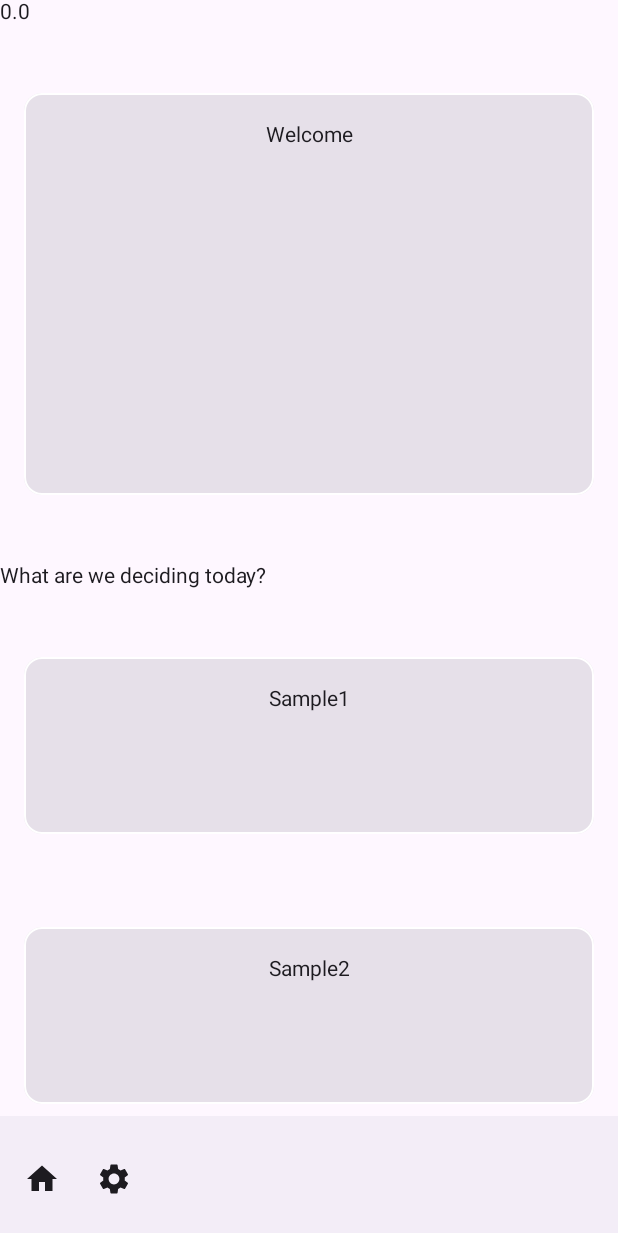
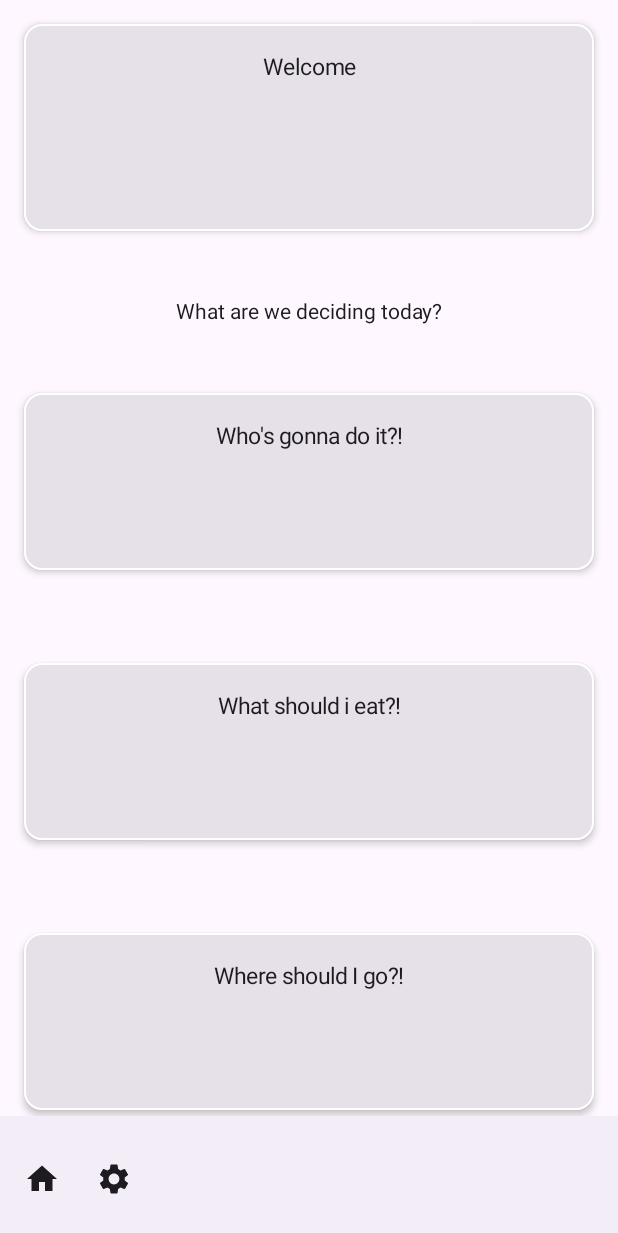
Before and after one commit to ZainabNugget/HelpMeDecide, an Android app built with Jetpack Compose: the screen it shows after launch (MainActivity), on a phone screen of 412 x 824 dp. Shown: the top 1233 px of the screen. Run offline under Robolectric (Android 15) with nearby library versions, the phone set to English and light mode, and no system bars.

Commit message:
Finished layouts of the main activity and tried to implement some styling of the dice

```diff
--- a/app/src/main/AndroidManifest.xml
+++ b/app/src/main/AndroidManifest.xml
@@ -1,8 +1,9 @@
 <?xml version="1.0" encoding="utf-8"?>
 <manifest xmlns:android="http://schemas.android.com/apk/res/android"
     xmlns:tools="http://schemas.android.com/tools">
-<!--    To get the location permission! -->
+    <!-- To get the location permission! -->
     <uses-permission android:name="android.permission.ACCESS_COARSE_LOCATION" />
+
     <application
         android:allowBackup="true"
         android:dataExtractionRules="@xml/data_extraction_rules"
@@ -13,6 +14,9 @@
         android:supportsRtl="true"
         android:theme="@style/Theme.HelpMeDecide"
         tools:targetApi="31">
+        <activity
+            android:name=".RollTheDice"
+            android:exported="false" />
         <activity
             android:name=".SpinTheWheel"
             android:exported="false"
--- a/app/src/main/java/com/griffith/helpmedecide/MainActivity.kt
+++ b/app/src/main/java/com/griffith/helpmedecide/MainActivity.kt
@@ -7,14 +7,17 @@ import android.hardware.SensorEvent
 import android.hardware.SensorEventListener
 import android.hardware.SensorManager
 import android.os.Bundle
-import android.util.Log
 import androidx.activity.ComponentActivity
 import androidx.activity.compose.setContent
-import androidx.activity.result.contract.ActivityResultContracts
+import androidx.activity.result.ActivityResultLauncher
 import androidx.compose.foundation.BorderStroke
+import androidx.compose.foundation.clickable
+import androidx.compose.foundation.interaction.MutableInteractionSource
 import androidx.compose.foundation.layout.Arrangement
+import androidx.compose.foundation.layout.Box
 import androidx.compose.foundation.layout.Column
 import androidx.compose.foundation.layout.Row
+import androidx.compose.foundation.layout.fillMaxWidth
 import androidx.compose.foundation.layout.padding
 import androidx.compose.foundation.layout.size
 import androidx.compose.foundation.rememberScrollState
@@ -22,8 +25,10 @@ import androidx.compose.foundation.verticalScroll
 import androidx.compose.material.icons.Icons
 import androidx.compose.material.icons.filled.Home
 import androidx.compose.material.icons.filled.Settings
+import androidx.compose.material.ripple.rememberRipple
 import androidx.compose.material3.BottomAppBar
 import androidx.compose.material3.Card
+import androidx.compose.material3.CardDefaults
 import androidx.compose.material3.Icon
 import androidx.compose.material3.IconButton
 import androidx.compose.material3.Scaffold
@@ -31,26 +36,29 @@ import androidx.compose.material3.Surface
 import androidx.compose.material3.Text
 import androidx.compose.runtime.Composable
 import androidx.compose.runtime.mutableStateOf
+import androidx.compose.runtime.remember
 import androidx.compose.ui.Alignment
 import androidx.compose.ui.Modifier
 import androidx.compose.ui.graphics.Color
 import androidx.compose.ui.platform.LocalContext
+import androidx.compose.ui.text.style.TextAlign
 import androidx.compose.ui.unit.Dp
 import androidx.compose.ui.unit.dp
+import androidx.compose.ui.unit.sp
 import androidx.core.content.ContextCompat
 import androidx.navigation.NavController
 import androidx.navigation.compose.NavHost
 import androidx.navigation.compose.composable
 import androidx.navigation.compose.rememberNavController
-import androidx.activity.result.ActivityResultLauncher
 
 
 //Variables
 var xSpeed = mutableStateOf(0f)
 var ySpeed = mutableStateOf(0f)
 var zSpeed = mutableStateOf(0f)
-var card_width = 450.dp;
-var card_height = 150.dp;
+var card_width = 450.dp
+var card_height = 150.dp
+var font_size = 15.sp
 
 var i = 0
 private lateinit var requestPermissionLauncher: ActivityResultLauncher<String>
@@ -72,22 +80,22 @@ class MainActivity : ComponentActivity() {
 //            } catch (e: IllegalStateException) {
 //                TODO("Not yet implemented")
 //            }
-            i = ContextCompat.checkSelfPermission(LocalContext.current, android.Manifest.permission.ACCESS_COARSE_LOCATION)
-            // TODO(Go to a different activity!)
-            val intent = Intent(this, SpinTheWheel::class.java)
-            // to go to activity startActivity(intent)
-
-            val context = LocalContext.current
-            val sensorManager : SensorManager =
-                context.getSystemService(Context.SENSOR_SERVICE) as SensorManager
-            val navController = rememberNavController();
+//            i = ContextCompat.checkSelfPermission(LocalContext.current, android.Manifest.permission.ACCESS_COARSE_LOCATION)
+//            // TODO(Go to a different activity!)
+//            val intent = Intent(this, SpinTheWheel::class.java)
+//            // to go to activity startActivity(intent)
+//
+//            val context = LocalContext.current
+//            val sensorManager : SensorManager =
+//                context.getSystemService(Context.SENSOR_SERVICE) as SensorManager
+//            val navController = rememberNavController()
 
             // TODO(Accelerometer sensor check!) Will be used somewhere else
-            SensorExists(sensorManager, Sensor.TYPE_ACCELEROMETER)
+//            SensorExists(sensorManager, Sensor.TYPE_ACCELEROMETER)
 
             // TODO(Implement the GPS location service here)
             //
-            NavigationScreen() //not sure if this is an ok implementation honestly :3
+            NavigationScreen() //not sure if this is an ok implementation honestly
 
         }
     }
@@ -108,14 +116,14 @@ class MainActivity : ComponentActivity() {
     private val sensorEventListener : SensorEventListener = object : SensorEventListener {
         override fun onSensorChanged(event: SensorEvent?) {
             if(event?.sensor?.type == Sensor.TYPE_ACCELEROMETER){
-                xSpeed.value = event.values[0];
-                ySpeed.value = event.values[1];
-                zSpeed.value = event.values[2];
+                xSpeed.value = event.values[0]
+                ySpeed.value = event.values[1]
+                zSpeed.value = event.values[2]
             }
         }
 
         override fun onAccuracyChanged(sensor: Sensor?, accuracy: Int) {
-            print(accuracy)
+//            print(accuracy)
         }
     }
 
@@ -128,15 +136,23 @@ fun InfoCards(text : String, color: Color, width : Dp, height : Dp){
         border = BorderStroke(1.dp, color),
         modifier = Modifier
             .size(width = width, height = height)
-            .padding(16.dp)
+            .padding(16.dp),
+        elevation = CardDefaults.cardElevation(
+            defaultElevation = 3.dp
+        )
     ) {
+        Box(
+            contentAlignment = Alignment.Center,
+            modifier = Modifier.fillMaxWidth()
+        ) {
+            Text(
+                text = text,
+                modifier = Modifier
+                    .padding(20.dp),
+                fontSize = font_size
+            )
+        }
 
-        Text(
-            text = text,
-            modifier = Modifier
-                .padding(20.dp)
-                .align(Alignment.CenterHorizontally)
-        )
     }
 }
 
@@ -155,6 +171,7 @@ fun NavigationScreen(){
     }
 }
 
+//TODO(Create the settings screen)
 @Composable
 fun SettingsScreen(navController: NavController) {
     Scaffold(
@@ -165,17 +182,25 @@ fun SettingsScreen(navController: NavController) {
             BottomBarNav(navController)
         }) { innerPadding ->
         Column(
-            modifier = Modifier.padding(innerPadding).verticalScroll(rememberScrollState()),
+            modifier = Modifier
+                .padding(innerPadding)
+                .verticalScroll(rememberScrollState()),
             verticalArrangement = Arrangement.spacedBy(30.dp)
         ) {
-            Text(text = "$i")
-            InfoCards("Change The Theme!",
-                Color.White, card_width, card_height)
+            //Will implement a dark/light theme
+            InfoCards("Change The Theme!",Color.White, card_width, card_height)
+            //Increases the font size for accesibility
+            InfoCards("Increase font size",Color.White, card_width, card_height)
+            //Giving the option to turn off location for the user
+            InfoCards("Turn off location!",Color.White, card_width, card_height)
+            //Can delete data :3
+            InfoCards("Delete my data!",Color.White, card_width, card_height)
         }
     }
 
 }
 
+//TODO(Create the home screen + Explicit intents towards the other activities)
 @Composable
 fun HomeScreen(navController: NavController) {
     Scaffold(
@@ -186,21 +211,73 @@ fun HomeScreen(navController: NavController) {
             BottomBarNav(navController)
         }) { innerPadding ->
         Column(
-            modifier = Modifier.padding(innerPadding).verticalScroll(rememberScrollState()),
+            modifier = Modifier
+                .padding(innerPadding)
+                .verticalScroll(rememberScrollState()),
             verticalArrangement = Arrangement.spacedBy(30.dp)
         ) {
-            Text(xSpeed.value.toString())
-            InfoCards("Welcome", Color.White, card_width, card_height * 2);
-            Row { // Need to center horizontally
-                Text(text = "What are we deciding today?")
+            val context = LocalContext.current
+            InfoCards("Welcome", Color.White, card_width, card_height + 20.dp)
+            //Introcuction text
+            Row(
+                modifier = Modifier.fillMaxWidth(),
+                horizontalArrangement = Arrangement.Center,
+                verticalAlignment = Alignment.CenterVertically
+            ) {
+                Text(
+                    text = "What are we deciding today?",
+                    textAlign = TextAlign.Center // Center text inside the Text composable
+                )
             }
-            for (i in 1..4) {
-                InfoCards("Sample" + i, Color.White, card_width, card_height)
+
+            //Clickable boxes that take you to the activities
+            Box(
+                modifier = Modifier
+                    .clickable(
+                        onClick = {
+                            val intent = Intent(context, RollTheDice::class.java)
+                            context.startActivity(intent)
+                        },
+                        indication = rememberRipple(bounded = true, color = Color.Gray),
+                        interactionSource = remember { MutableInteractionSource() }
+                    )
+
+            ) {
+                InfoCards("Who's gonna do it?!", Color.White, card_width, card_height)
+            }
+            Box(
+                modifier = Modifier
+                    .clickable(
+                        onClick = {
+                            val intent = Intent(context, SpinTheWheel::class.java)
+                            context.startActivity(intent)
+                        },
+                        indication = rememberRipple(bounded = true, color = Color.Gray),
+                        interactionSource = remember { MutableInteractionSource() }
+                    )
+
+            ){
+                InfoCards("What should i eat?!", Color.White, card_width, card_height)
+            }
+            Box(
+                modifier = Modifier
+                    .clickable(
+                        onClick = {
+                            val intent = Intent(context, SpinTheWheel::class.java)
+                            context.startActivity(intent)
+                        },
+                        indication = rememberRipple(bounded = true, color = Color.Gray),
+                        interactionSource = remember { MutableInteractionSource() }
+                    )
+
+            ){
+                InfoCards("Where should I go?!", Color.White, card_width, card_height)
             }
         }
     }
 }
 
+//TODO(Set up the implicit intents homescreen/settingsscreen)
 @Composable
 private fun BottomBarNav(navController: NavController) {
     BottomAppBar {
```
Also changed, not shown: app/src/main/java/com/griffith/helpmedecide/RollTheDice.kt (added, +59 -0 lines), app/src/main/res/layout/activity_roll_the_dice.xml (added, +10 -0 lines).
